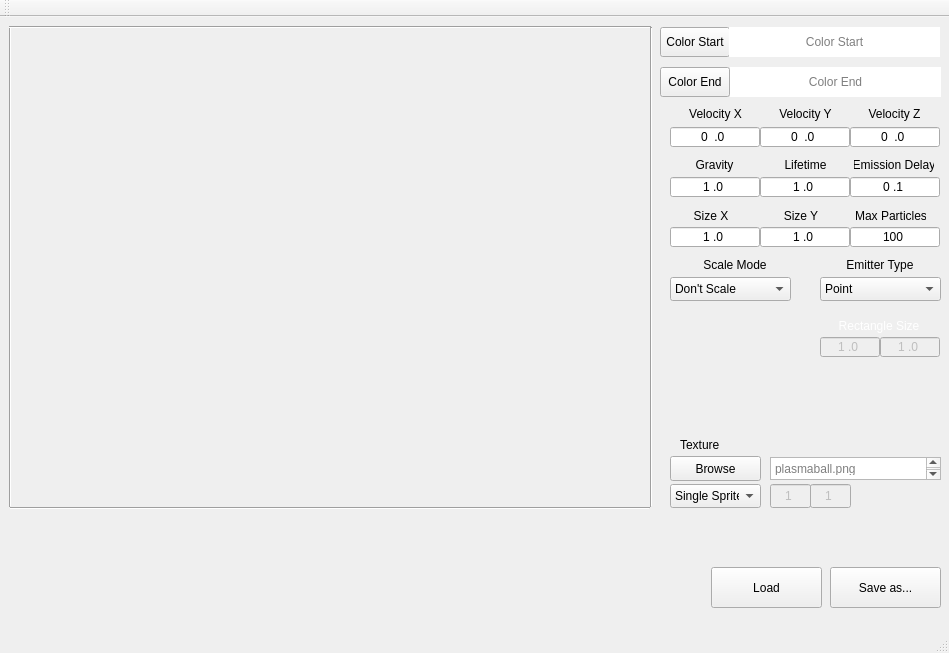
Stureplan/TA_ParticleEditor, file TA_ParticleEditor/TA_ParticleEditor/particleeditor.ui: the form before one commit.
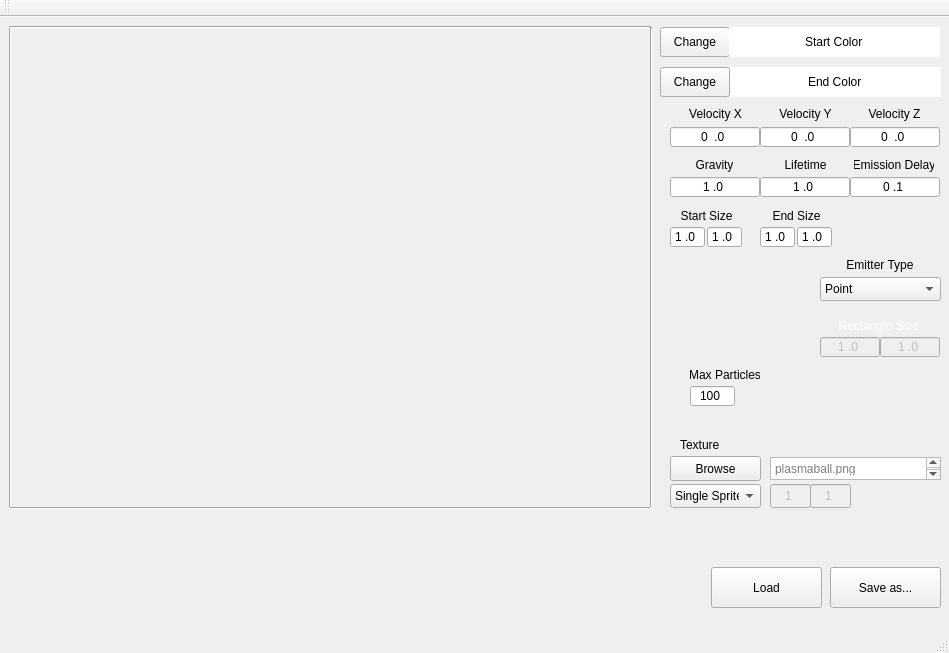
The form after the commit. Custom widgets are drawn as their Qt base class.

```diff
--- a/TA_ParticleEditor/TA_ParticleEditor/particleeditor.ui
+++ b/TA_ParticleEditor/TA_ParticleEditor/particleeditor.ui
@@ -204,8 +204,8 @@
    <widget class="QLabel" name="label_MaxParticles">
     <property name="geometry">
      <rect>
-      <x>856</x>
-      <y>191</y>
+      <x>690</x>
+      <y>350</y>
       <width>70</width>
       <height>16</height>
      </rect>
@@ -285,7 +285,7 @@
      </rect>
     </property>
     <property name="text">
-     <string>Color Start</string>
+     <string>Change</string>
     </property>
    </widget>
    <widget class="QLineEdit" name="colorInDisplay">
@@ -312,7 +312,7 @@
      <enum>Qt::NoContextMenu</enum>
     </property>
     <property name="text">
-     <string/>
+     <string>Start Color</string>
     </property>
     <property name="frame">
      <bool>false</bool>
@@ -354,7 +354,7 @@
      <enum>Qt::NoContextMenu</enum>
     </property>
     <property name="text">
-     <string/>
+     <string>End Color</string>
     </property>
     <property name="frame">
      <bool>false</bool>
@@ -382,67 +382,20 @@
      </rect>
     </property>
     <property name="text">
-     <string>Color End</string>
+     <string>Change</string>
     </property>
    </widget>
-   <widget class="QComboBox" name="scaleBox">
+   <widget class="QLabel" name="label_StartSize">
     <property name="geometry">
      <rect>
-      <x>670</x>
-      <y>260</y>
-      <width>121</width>
-      <height>24</height>
-     </rect>
-    </property>
-    <property name="layoutDirection">
-     <enum>Qt::LeftToRight</enum>
-    </property>
-    <property name="currentText">
-     <string>Don't Scale</string>
-    </property>
-    <item>
-     <property name="text">
-      <string>Don't Scale</string>
-     </property>
-    </item>
-    <item>
-     <property name="text">
-      <string>Scale In</string>
-     </property>
-    </item>
-    <item>
-     <property name="text">
-      <string>Scale Out</string>
-     </property>
-    </item>
-   </widget>
-   <widget class="QLabel" name="label_SizeY">
-    <property name="geometry">
-     <rect>
-      <x>771</x>
+      <x>661</x>
       <y>191</y>
-      <width>60</width>
+      <width>91</width>
       <height>16</height>
      </rect>
     </property>
     <property name="text">
-     <string>Size Y</string>
-    </property>
-    <property name="alignment">
-     <set>Qt::AlignCenter</set>
-    </property>
-   </widget>
-   <widget class="QLabel" name="label_SizeX">
-    <property name="geometry">
-     <rect>
-      <x>681</x>
-      <y>191</y>
-      <width>60</width>
-      <height>16</height>
-     </rect>
-    </property>
-    <property name="text">
-     <string>Size X</string>
+     <string>Start Size</string>
     </property>
     <property name="alignment">
      <set>Qt::AlignCenter</set>
@@ -490,22 +443,6 @@
      <set>Qt::AlignCenter</set>
     </property>
    </widget>
-   <widget class="QLabel" name="label_SizeY_3">
-    <property name="geometry">
-     <rect>
-      <x>680</x>
-      <y>240</y>
-      <width>110</width>
-      <height>16</height>
-     </rect>
-    </property>
-    <property name="text">
-     <string>Scale Mode</string>
-    </property>
-    <property name="alignment">
-     <set>Qt::AlignCenter</set>
-    </property>
-   </widget>
    <widget class="QLineEdit" name="velocityX">
     <property name="geometry">
      <rect>
@@ -681,7 +618,7 @@
      <rect>
       <x>670</x>
       <y>210</y>
-      <width>90</width>
+      <width>35</width>
       <height>20</height>
      </rect>
     </property>
@@ -701,9 +638,9 @@
    <widget class="QLineEdit" name="sizeY">
     <property name="geometry">
      <rect>
-      <x>760</x>
+      <x>707</x>
       <y>210</y>
-      <width>90</width>
+      <width>35</width>
       <height>20</height>
      </rect>
     </property>
@@ -723,9 +660,9 @@
    <widget class="QLineEdit" name="maxParticles">
     <property name="geometry">
      <rect>
-      <x>850</x>
-      <y>210</y>
-      <width>90</width>
+      <x>690</x>
+      <y>369</y>
+      <width>45</width>
       <height>20</height>
      </rect>
     </property>
@@ -911,6 +848,66 @@
      </property>
     </widget>
    </widget>
+   <widget class="QLineEdit" name="sizeY_2">
+    <property name="geometry">
+     <rect>
+      <x>797</x>
+      <y>210</y>
+      <width>35</width>
+      <height>20</height>
+     </rect>
+    </property>
+    <property name="inputMask">
+     <string>#0\.00</string>
+    </property>
+    <property name="text">
+     <string>1.0</string>
+    </property>
+    <property name="alignment">
+     <set>Qt::AlignCenter</set>
+    </property>
+    <property name="placeholderText">
+     <string>1.0</string>
+    </property>
+   </widget>
+   <widget class="QLabel" name="label_EndSize">
+    <property name="geometry">
+     <rect>
+      <x>751</x>
+      <y>191</y>
+      <width>91</width>
+      <height>16</height>
+     </rect>
+    </property>
+    <property name="text">
+     <string>End Size</string>
+    </property>
+    <property name="alignment">
+     <set>Qt::AlignCenter</set>
+    </property>
+   </widget>
+   <widget class="QLineEdit" name="sizeX_2">
+    <property name="geometry">
+     <rect>
+      <x>760</x>
+      <y>210</y>
+      <width>35</width>
+      <height>20</height>
+     </rect>
+    </property>
+    <property name="inputMask">
+     <string>#0\.00</string>
+    </property>
+    <property name="text">
+     <string>1.0</string>
+    </property>
+    <property name="alignment">
+     <set>Qt::AlignCenter</set>
+    </property>
+    <property name="placeholderText">
+     <string>1.0</string>
+    </property>
+   </widget>
   </widget>
   <widget class="QMenuBar" name="menuBar">
    <property name="geometry">
```
Left out of the diff: 18 changed lines with no effect on the pictures.
